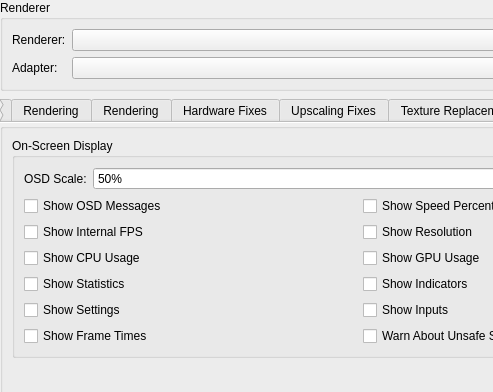
The window that pcsx2-qt/Settings/GraphicsSettingsWidget.ui (PCSX2/pcsx2) describes before a commit, drawn with Qt 5; both pictures show x 0 to 493 and y 0 to 392 of the 720 by 479 pixel window.
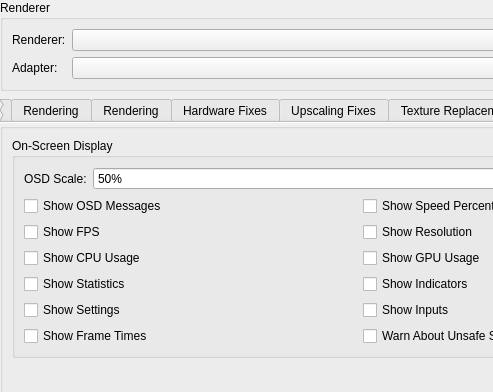
The same window after the commit. The open tabs and pages were chosen to show the change.

Commit message: Adding "Show FPS" fix.

What changed in the file:
```diff
--- a/pcsx2-qt/Settings/GraphicsSettingsWidget.ui
+++ b/pcsx2-qt/Settings/GraphicsSettingsWidget.ui
@@ -1623,7 +1623,7 @@
             <item row="1" column="0">
              <widget class="QCheckBox" name="osdShowFPS">
               <property name="text">
-               <string>Show Internal FPS</string>
+               <string>Show FPS</string>
               </property>
              </widget>
             </item>
```
The commit also changes 1 other file.
